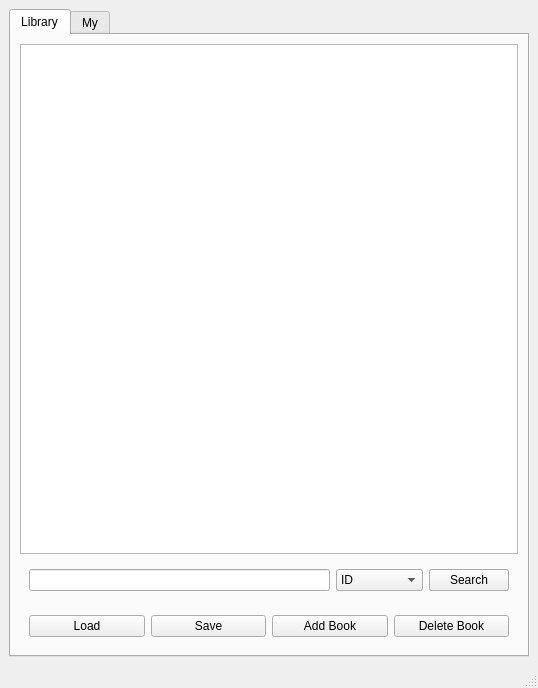
This is mainwindow.ui in WitchElaina/library-system as Qt 5 draws it before an edit. The edited form follows.
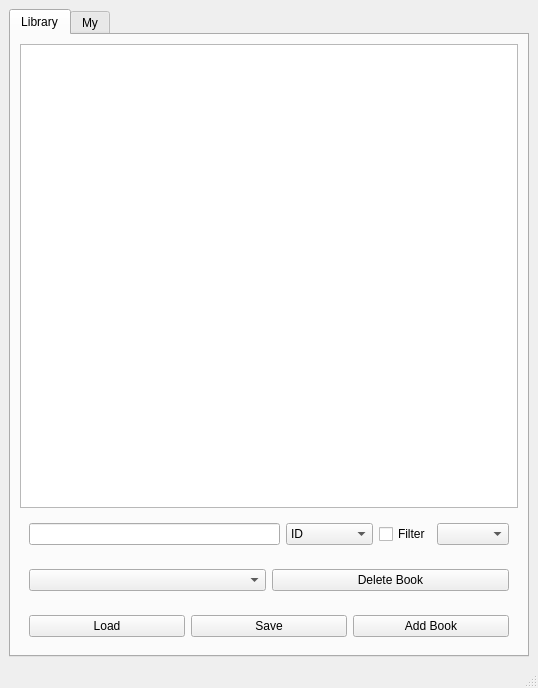
This is the edited form.

```diff
--- a/mainwindow.ui
+++ b/mainwindow.ui
@@ -59,9 +59,28 @@
             </widget>
            </item>
            <item>
-            <widget class="QPushButton" name="pushButton_search">
+            <widget class="QCheckBox" name="checkBox_enable_filter">
              <property name="text">
-              <string>Search</string>
+              <string>Filter</string>
+             </property>
+            </widget>
+           </item>
+           <item>
+            <widget class="QComboBox" name="comboBox_filter_mode"/>
+           </item>
+          </layout>
+         </widget>
+        </item>
+        <item>
+         <widget class="QWidget" name="widget_8" native="true">
+          <layout class="QHBoxLayout" name="horizontalLayout_8">
+           <item>
+            <widget class="QComboBox" name="comboBox_all_book"/>
+           </item>
+           <item>
+            <widget class="QPushButton" name="pushButton_del">
+             <property name="text">
+              <string>Delete Book</string>
              </property>
             </widget>
            </item>
@@ -92,13 +111,6 @@
              </property>
             </widget>
            </item>
-           <item>
-            <widget class="QPushButton" name="pushButton_del">
-             <property name="text">
-              <string>Delete Book</string>
-             </property>
-            </widget>
-           </item>
           </layout>
          </widget>
         </item>
```
Left out of the diff: 2 changed lines with no effect on the pictures.
